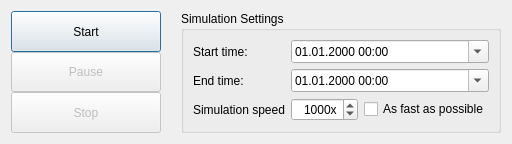
Old version of the form RAMSIS/ui/views/simulationwindow.ui in the repository swiss-seismological-service/hermes.
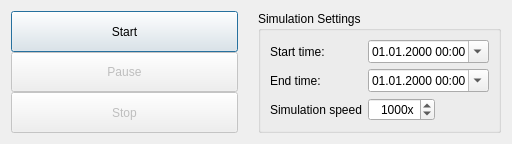
New version of the form.

What changed in the file:
```diff
--- a/RAMSIS/ui/views/simulationwindow.ui
+++ b/RAMSIS/ui/views/simulationwindow.ui
@@ -7,7 +7,7 @@
     <x>0</x>
     <y>0</y>
     <width>512</width>
-    <height>140</height>
+    <height>144</height>
    </rect>
   </property>
   <property name="sizePolicy">
@@ -130,13 +130,6 @@
         </property>
        </widget>
       </item>
-      <item row="2" column="2">
-       <widget class="QCheckBox" name="afapCheckBox">
-        <property name="text">
-         <string>As fast as possible</string>
-        </property>
-       </widget>
-      </item>
       <item row="0" column="1" colspan="2">
        <widget class="QDateTimeEdit" name="startTimeEdit">
         <property name="displayFormat">
```
